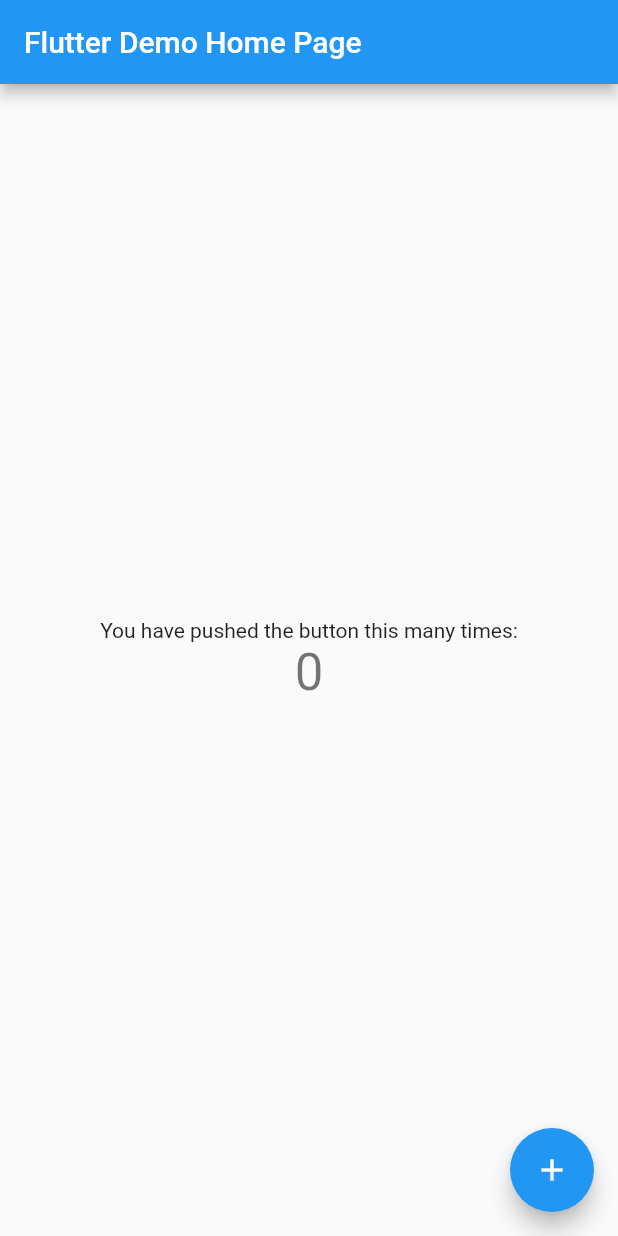
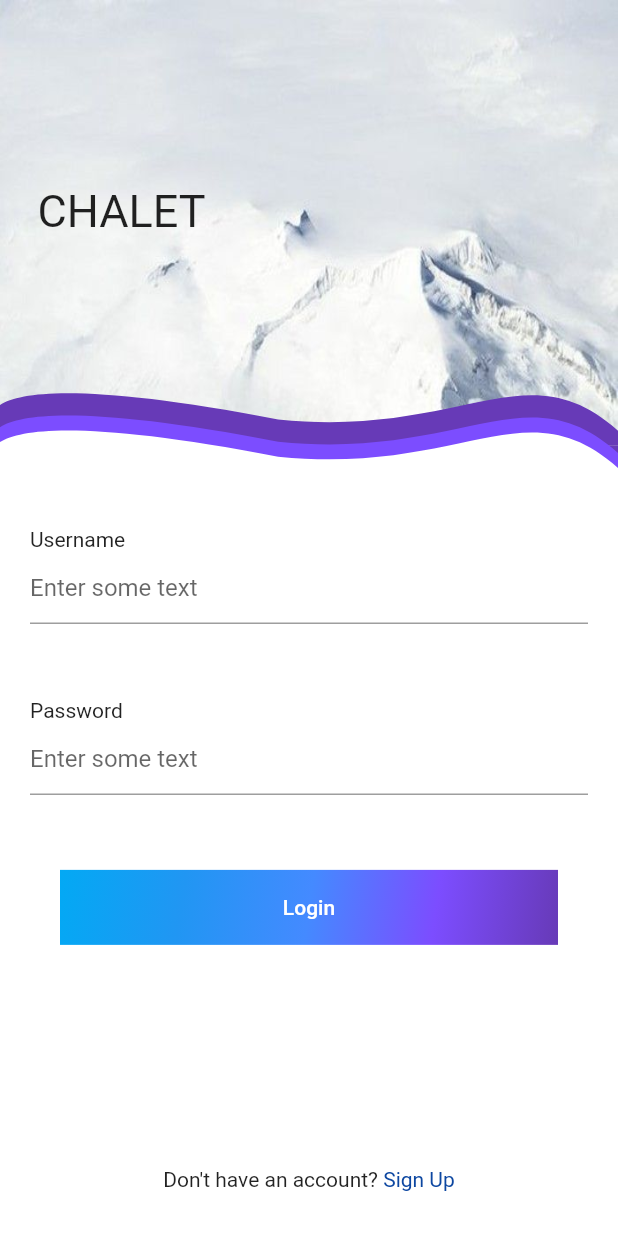
Before and after one commit to JanakMistry2000/signup_module, a Flutter app: the screen it shows after launch, on a phone screen of 412 x 824 dp. Run offline on Flutter 3.47's test engine with Material 2 defaults, Android fonts, the phone set to English and light mode, and no system bars.

Commit message:
added login page and change to sign up functionality

```diff
--- a/lib/main.dart
+++ b/lib/main.dart
@@ -1,4 +1,5 @@
 import 'package:flutter/material.dart';
+import 'package:signup_module/views/login_signup.dart';
 
 void main() {
   runApp(const MyApp());
@@ -15,7 +16,8 @@ class MyApp extends StatelessWidget {
       theme: ThemeData(
         primarySwatch: Colors.blue,
       ),
-      home: const MyHomePage(title: 'Flutter Demo Home Page'),
+      home: login_signup()
+      //const MyHomePage(title: 'Flutter Demo Home Page'),
     );
   }
 }
--- /dev/null
+++ b/lib/views/login_signup.dart
@@ -0,0 +1,313 @@
+import 'package:flutter/material.dart';
+
+class login_signup extends StatefulWidget{
+  login_signup_state createState() => login_signup_state();
+}
+
+class login_signup_state extends State<login_signup>{
+
+  TextEditingController _txt1 = new TextEditingController();
+  TextEditingController _txt2 = new TextEditingController();
+  FocusNode fnode1 = FocusNode();
+  FocusNode fnode2 = FocusNode();
+  FocusNode fnode3 = FocusNode();
+  final _formKey = GlobalKey<FormState>();
+  late double h1,h2,h3; // this will be used for setting margin over waves different
+  bool first_pane= false,onstart=true; // true if first page is open, false if close
+
+  void change_size(){
+    setState(() {
+      if(first_pane){
+        first_pane = false;
+        h1 = MediaQuery.of(context).size.height*0.10;
+        h2 = MediaQuery.of(context).size.height*0.12;
+        h3 = MediaQuery.of(context).size.height;
+      }else{
+        first_pane = true;
+        h1 = MediaQuery.of(context).size.height*0.3;
+        h2 = MediaQuery.of(context).size.height*0.318;
+        h3 = MediaQuery.of(context).size.height*0.33;
+      }
+    });
+  }
+
+  @override
+  Widget build(BuildContext context) {
+    if(onstart){
+      onstart = false;
+      h1 = MediaQuery.of(context).size.height*0.3;
+      h2 = MediaQuery.of(context).size.height*0.318;
+      h3 = MediaQuery.of(context).size.height*0.33;
+    }
+    return Scaffold(
+      body: Stack(
+        children: [
+          SizedBox(
+              height: double.infinity,
+              width: double.infinity,
+              child: Image.asset("lib/assets/mountain.jpg",fit: BoxFit.fill,)
+          ),
+          Column(
+            children: [
+              Padding(
+                padding: EdgeInsets.fromLTRB(25,MediaQuery.of(context).size.height*0.15, 20, 20),
+                child: Row(
+                  children: [
+                    Text("CHALET",style: TextStyle(fontSize: 30),),
+                  ],
+                ),
+              ),
+            ],
+          ),
+          Column(
+            children: [
+              Expanded(
+                child: Container(
+                  margin: EdgeInsets.fromLTRB(0, h1, 0, 0),
+                  //height: 500,
+                  constraints: BoxConstraints.loose(Size(MediaQuery.of(context).size.width,1000)),
+                  //width: MediaQuery.of(context).size.width,
+                  decoration: BoxDecoration(
+                    color: Colors.transparent,
+                  ),
+                  //duration: new Duration(milliseconds: 500),
+                  child: Column(
+                    children: [
+                        CustomPaint(
+                            painter: draw_curve(background_color: Colors.deepPurple),
+                            size: Size(MediaQuery.of(context).size.width,50),
+                        ),
+                      Expanded(
+                        child: Container(
+                          //height: 300,
+                          constraints: BoxConstraints.expand(),
+                          //width: MediaQuery.of(context).size.width,
+                          decoration: BoxDecoration(
+                            color: Colors.deepPurple
+                          ),
+                          child: Column(
+
+                          ),
+                        ),
+                      ),
+                    ],
+                  ),
+                ),
+              ),
+            ],
+          ),
+          Column(
+            children: [
+              Expanded(
+                child: Container(
+                  margin: EdgeInsets.fromLTRB(0, h2, 0, 0),
+                  constraints: BoxConstraints.expand(),
+                  //height: 500,
+                  //width: MediaQuery.of(context).size.width,
+                  decoration: BoxDecoration(
+                    color: Colors.transparent,
+                  ),
+                  //duration: new Duration(milliseconds: 500),
+                  child: Column(
+                    children: [
+                      CustomPaint(
+                        painter: draw_curve(background_color: Colors.deepPurpleAccent),
+                        size: Size(MediaQuery.of(context).size.width,50),
+                      ),
+                      Expanded(
+                        child: Container(
+                          constraints: BoxConstraints.expand(),
+                          //height: 500,
+                          //width: MediaQuery.of(context).size.width,
+                          decoration: BoxDecoration(
+                              color: Colors.deepPurpleAccent
+                          ),
+                          child: Column(
+
+                          ),
+                        ),
+                      ),
+                    ],
+                  ),
+                ),
+              ),
+            ],
+          ),
+          Column(
+            children: [
+              Expanded(
+                child: Container(
+                  margin: EdgeInsets.fromLTRB(0, h3 ,0, 0),
+                  constraints: BoxConstraints.expand(),
+                  //height: 500,
+                  //width: MediaQuery.of(context).size.width,
+                  decoration: BoxDecoration(
+                    color: Colors.transparent,
+                  ),
+                  //curve: Curves.fastOutSlowIn,
+                  //duration: new Duration(milliseconds: 500),
+                  child: Column(
+                    children: [
+                      CustomPaint(
+                        painter: draw_curve(background_color: Colors.white),
+                        size: Size(MediaQuery.of(context).size.width,50),
+                      ),
+                      Expanded(
+                        child: Container(
+                          constraints: BoxConstraints.expand(),
+                          //height: 500,
+                          //width: MediaQuery.of(context).size.width,
+                          decoration: BoxDecoration(
+                              color: Colors.white
+                          ),
+                          child: Column(
+                            children: [
+                              Padding(
+                                padding: const EdgeInsets.fromLTRB(20, 30, 20, 0),
+                                child: Form(
+                                  key: _formKey,
+                                  child: Column(
+                                    children: [
+                                      Row(
+                                        children: [
+                                          Text("Username"),
+                                        ],
+                                      ),
+                                      TextField(
+                                        controller: _txt1,
+                                        focusNode: fnode1,
+                                        onSubmitted: (value){
+                                          FocusScope.of(context).requestFocus(fnode2);
+                                        },
+                                        decoration: const InputDecoration(
+                                          hintText: "Enter some text",
+
+                                        ),
+                                      ),
+                                      const SizedBox(height: 50,),
+                                      Row(
+                                        children: [
+                                          Text("Password"),
+                                        ],
+                                      ),
+                                      TextFormField(
+                                        controller:_txt2,
+                                        focusNode: fnode2,
+                                        autovalidateMode: AutovalidateMode.onUserInteraction,
+                                        onFieldSubmitted: (value){
+                                          FocusScope.of(context).requestFocus(fnode3);
+                                        },
+                                        validator: (value){
+                                          if(value == null || value.isEmpty){
+                                            return "Please enter some text";
+                                          }
+                                          return null;
+                                        },
+                                        decoration: const InputDecoration(
+                                          hintText: "Enter some text",
+
+                                        ),
+                                      ),
+                                      const SizedBox(height: 30,),
+                                      Container(
+                                        margin: EdgeInsets.all(20),
+                                        width: double.infinity,
+                                        height: 50,
+                                        decoration: BoxDecoration(
+                                          gradient: LinearGradient(
+                                            colors: [Colors.lightBlue,Colors.blue,Colors.blueAccent,Colors.deepPurpleAccent,Colors.deepPurple],
+                                            begin: FractionalOffset.topLeft,
+                                            end: FractionalOffset.bottomRight,
+                                          ),
+                                        ),
+                                        child: TextButton(
+                                          child: Text(
+                                            'Login',
+                                            style: TextStyle(color: Colors.white),
+                                          ),
+                                          onPressed: () {},
+                                        ),
+                                      ),
+                                      // Container(
+                                      //       height: 200,
+                                      //       child: Column(
+                                      //         mainAxisAlignment: MainAxisAlignment.end,
+                                      //         children: [
+                                      //           Text("for sign up"),
+                                      //         ],
+                                      //       ),
+                                      //     ),
+
+                                    ],
+                                  ),
+                                ),
+                              ),
+                              Expanded(
+                                child: Container(
+                                  margin: EdgeInsets.fromLTRB(0, 0, 0, 30),
+                                  height: 500,
+                                  child: Column(
+                                    mainAxisAlignment: MainAxisAlignment.end,
+                                    children: [
+                                      Row(
+                                        mainAxisAlignment: MainAxisAlignment.center,
+                                        children: [
+                                          Text("Don't have an account? "),
+                                          GestureDetector(
+                                            onTap: change_size,
+                                            child: Text("Sign Up",style: TextStyle(color: Colors.blue[900]),),
+                                          ),
+                                        ],
+                                      ),
+                                    ],
+                                  ),
+                                ),
+                              ),
+                            ],
+                          ),
+                        ),
+                      ),
+                    ],
+                  ),
+                ),
+              ),
+            ],
+          ),
+        ],
+      ),
+    );
+  }
+}
+
+class draw_curve extends CustomPainter{
+  Color background_color;
+
+  draw_curve({required this.background_color});
+
+  @override
+  void paint(Canvas canvas, Size size) {
+      var paint = Paint();
+      paint.color = background_color;
+      paint.style = PaintingStyle.fill;
+
+      var path = Path();
+      path.moveTo(0, size.height*0.9);
+      path.cubicTo(0, size.height, size.width*-0.15, size.height*-0.3, size.width*0.45, size.height*0.65);   //This will create first arc
+      path.cubicTo(size.width*0.75, size.height*0.9, size.width*0.85, size.height*-0.3, size.width, size.height*0.8); //For second arc.
+      //path.quadraticBezierTo(size.width * 0.15, size.height * 0.1,
+          //size.width * 0.4, size.height*0.9);
+      //path.moveTo(size.width*0.45, size.height);
+      //path.quadraticBezierTo(size.width* 0.55, size.height * 0.05,
+         // size.width*1.0, size.height*0.9);
+      path.lineTo(size.width, size.height);
+      path.lineTo(0, size.height);
+
+      canvas.drawPath(path, paint);
+  }
+
+  @override
+  bool shouldRepaint(covariant CustomPainter oldDelegate) {
+    return false;
+  }
+
+}
```
Also changed, not shown: lib/assets/mountain.jpg (added).
